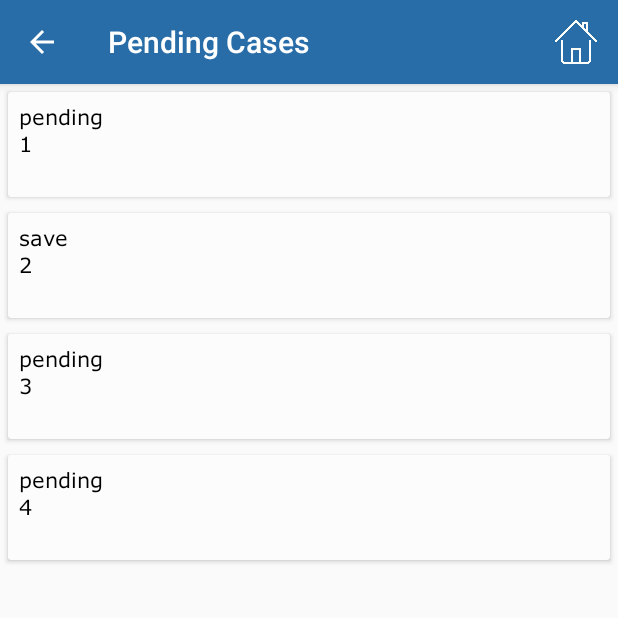
After one commit to cviacmob/InsuranceApp, an Android app: the PendingCasesActivity screen opened directly, with no data from a screen before it, on a phone screen of 412 x 824 dp, the top half of it. The commit adds this screen. Run offline under Robolectric (Android 15) with nearby library versions, the phone set to English and light mode, and no system bars.

Commit message:
pending list added

```diff
--- a/app/build.gradle
+++ b/app/build.gradle
@@ -29,6 +29,7 @@ dependencies {
     compile 'com.google.code.gson:gson:2.6.2'
     compile 'com.squareup.retrofit2:retrofit:2.0.0-beta4'
     compile 'com.squareup.okhttp3:okhttp:3.1.2'
+    compile 'com.michaelpardo:activeandroid:3.1.0-SNAPSHOT'
     compile 'com.android.support:cardview-v7:26.1.0'
     compile 'com.android.support:recyclerview-v7:26.1.0'
     androidTestImplementation 'com.android.support.test:runner:1.0.1'
--- a/app/src/main/java/com/insurance/insuranceapp/Activites/MainActivity.java
+++ b/app/src/main/java/com/insurance/insuranceapp/Activites/MainActivity.java
@@ -150,6 +150,12 @@ public class MainActivity extends AppCompatActivity
             @Override
             public boolean onChildClick(ExpandableListView parent, View v,
                                         int groupPosition, int childPosition, long id) {
+
+                if(groupPosition == 2 && childPosition == 0)
+                {
+                    Intent intent = new Intent(MainActivity.this, PendingCasesActivity.class);
+                    startActivity(intent);
+                }
 /*
                 if(groupPosition == 2 && childPosition == 5)
                 {
--- /dev/null
+++ b/app/src/main/java/com/insurance/insuranceapp/Activites/PendingCasesActivity.java
@@ -0,0 +1,64 @@
+package com.insurance.insuranceapp.Activites;
+
+import android.content.Intent;
+import android.support.v7.app.AppCompatActivity;
+import android.os.Bundle;
+import android.view.Menu;
+import android.view.MenuItem;
+import android.widget.Adapter;
+import android.widget.ListView;
+
+import com.insurance.insuranceapp.Adapters.PendingCasesAdapter;
+import com.insurance.insuranceapp.Datamodel.PendingInfo;
+import com.insurance.insuranceapp.R;
+
+import java.util.ArrayList;
+import java.util.List;
+
+public class PendingCasesActivity extends AppCompatActivity {
+    private ListView listView;
+    private PendingCasesAdapter pendingcaseAdapter;
+    private List<PendingInfo> pendingInfoList;
+    private PendingInfo pendingInfo;
+    @Override
+    protected void onCreate(Bundle savedInstanceState) {
+        super.onCreate(savedInstanceState);
+        setContentView(R.layout.activity_pending_cases);
+        getSupportActionBar().setDisplayHomeAsUpEnabled(true);
+        setTitle("Pending Cases");
+        listView = (ListView)findViewById(R.id.lab_list);
+        pendingInfoList =  getList();
+        pendingcaseAdapter = new PendingCasesAdapter(pendingInfoList,this.getApplication());
+        listView.setDivider(null);
+        listView.setAdapter(pendingcaseAdapter);
+
+
+    }
+
+
+    private List<PendingInfo> getList(){
+
+        pendingInfoList = new ArrayList<>();
+        pendingInfoList.add(new PendingInfo("1","pending"));
+        pendingInfoList.add(new PendingInfo("2","save"));
+        pendingInfoList.add(new PendingInfo("3","pending"));
+        pendingInfoList.add(new PendingInfo("4","pending"));
+        return pendingInfoList;
+    }
+    @Override
+    public boolean onCreateOptionsMenu(Menu menu) {
+        getMenuInflater().inflate(R.menu.main, menu);
+        return true;
+    }
+    @Override
+    public boolean onOptionsItemSelected(MenuItem item) {
+        int id = item.getItemId();
+        if (id == R.id.action_home) {
+            Intent in = new Intent(PendingCasesActivity.this,MainActivity.class);
+            startActivity(in);
+            return true;
+        }
+        onBackPressed();
+        return true;
+    }
+}
--- /dev/null
+++ b/app/src/main/java/com/insurance/insuranceapp/Adapters/PendingCasesAdapter.java
@@ -0,0 +1,72 @@
+package com.insurance.insuranceapp.Adapters;
+
+import android.content.Context;
+import android.view.LayoutInflater;
+import android.view.View;
+import android.view.ViewGroup;
+import android.widget.ArrayAdapter;
+import android.widget.TableLayout;
+import android.widget.TableRow;
+import android.widget.TextView;
+
+import com.insurance.insuranceapp.Datamodel.PendingInfo;
+import com.insurance.insuranceapp.R;
+
+import java.util.List;
+
+/**
+ * Created by Balaji on 4/14/2018.
+ */
+
+public class PendingCasesAdapter extends ArrayAdapter<PendingInfo> {
+
+    private List<PendingInfo> pendingInfoList;
+
+
+    private int lastPostion = -1;
+
+    Context mContext;
+
+    public PendingCasesAdapter(List<PendingInfo> objects, Context context) {
+        super(context, R.layout.layout_pending, objects);
+        pendingInfoList = objects;
+        mContext = context;
+    }
+
+    public static class ViewHolder {
+
+        public TextView txt_caseid,txt_type;
+
+    }
+
+
+    @Override
+    public View getView(int position, View convertView, ViewGroup parent) {
+        PendingInfo all = getItem(position);
+        View vw = convertView;
+        ViewHolder holder;
+
+        if (convertView == null) {
+
+            LayoutInflater inf = LayoutInflater.from(getContext());
+            vw = inf.inflate(R.layout.layout_pending, parent, false);
+            holder = new ViewHolder();
+            holder.txt_caseid = (TextView) vw.findViewById(R.id.txt_caseid);
+            holder.txt_type = (TextView) vw.findViewById(R.id.tx_casetype);
+
+
+            vw.setTag(holder);
+        } else {
+            holder = (ViewHolder) vw.getTag();
+        }
+
+
+        holder.txt_caseid.setText(all.getCaseId());
+        holder.txt_type.setText(all.getCaseType());
+
+
+        return vw;
+
+
+    }
+}
--- /dev/null
+++ b/app/src/main/java/com/insurance/insuranceapp/Datamodel/PendingInfo.java
@@ -0,0 +1,31 @@
+package com.insurance.insuranceapp.Datamodel;
+
+/**
+ * Created by Balaji on 4/14/2018.
+ */
+
+public class PendingInfo {
+    private String caseId;
+    private String caseType;
+
+    public PendingInfo(String caseId, String caseType) {
+        this.caseId = caseId;
+        this.caseType = caseType;
+    }
+
+    public String getCaseId() {
+        return caseId;
+    }
+
+    public void setCaseId(String caseId) {
+        this.caseId = caseId;
+    }
+
+    public String getCaseType() {
+        return caseType;
+    }
+
+    public void setCaseType(String caseType) {
+        this.caseType = caseType;
+    }
+}
--- /dev/null
+++ b/app/src/main/res/layout/activity_pending_cases.xml
@@ -0,0 +1,23 @@
+<?xml version="1.0" encoding="utf-8"?>
+<android.support.constraint.ConstraintLayout xmlns:android="http://schemas.android.com/apk/res/android"
+    xmlns:app="http://schemas.android.com/apk/res-auto"
+    xmlns:tools="http://schemas.android.com/tools"
+    android:layout_width="match_parent"
+    android:layout_height="match_parent"
+    tools:context="com.insurance.insuranceapp.Activites.PendingCasesActivity">
+    <LinearLayout
+        android:layout_width="match_parent"
+        android:layout_height="match_parent"
+        android:orientation="vertical">
+
+
+        <ListView
+            android:id="@+id/lab_list"
+            android:layout_width="match_parent"
+            android:layout_height="match_parent"
+            android:layout_alignParentEnd="true"
+            android:layout_alignParentRight="true"
+            android:layout_alignParentTop="true" />
+
+    </LinearLayout>
+</android.support.constraint.ConstraintLayout>
--- a/app/src/main/res/layout/activity_profile.xml
+++ b/app/src/main/res/layout/activity_profile.xml
@@ -31,6 +31,7 @@
                 android:layout_width="match_parent"
                 android:layout_height="wrap_content"
                 android:id="@+id/rel"
+
                 android:layout_marginLeft="5dp">
 
 
@@ -50,7 +51,7 @@
                     android:id="@+id/textView3"
                     android:layout_width="wrap_content"
                     android:layout_height="wrap_content"
-
+                    android:layout_marginTop="5dp"
                     android:layout_marginLeft="11dp"
                     android:layout_marginStart="11dp"
                     android:layout_toEndOf="@+id/imageView2"
--- /dev/null
+++ b/app/src/main/res/layout/layout_pending.xml
@@ -0,0 +1,60 @@
+<?xml version="1.0" encoding="utf-8"?>
+<LinearLayout xmlns:android="http://schemas.android.com/apk/res/android"
+    xmlns:card_view="http://schemas.android.com/apk/res-auto"
+    android:layout_width="match_parent"
+    android:layout_height="match_parent"
+    android:orientation="horizontal"
+    >
+
+    <android.support.v7.widget.CardView
+        android:id="@+id/card_view"
+        android:layout_width="fill_parent"
+        android:layout_height="70dp"
+        android:layout_gravity="center"
+        android:layout_margin="5dp"
+        card_view:cardCornerRadius="2dp"
+        card_view:contentPadding="7dp"
+        card_view:cardBackgroundColor="@color/backgroudcolor">
+
+        <RelativeLayout
+            android:id="@+id/liner"
+            android:layout_width="match_parent"
+            android:layout_height="match_parent"
+            android:orientation="horizontal">
+
+
+            <TextView
+                android:id="@+id/txt_caseid"
+                android:layout_width="wrap_content"
+                android:layout_height="wrap_content"
+                android:layout_alignParentLeft="true"
+                android:layout_alignParentStart="true"
+                android:layout_centerVertical="true"
+                android:fontFamily="@font/verdana"
+                android:text="Medication"
+                android:textColor="@color/Black"
+                android:textSize="14sp" />
+
+
+            <TextView
+                android:id="@+id/tx_casetype"
+                android:layout_width="wrap_content"
+                android:layout_height="wrap_content"
+                android:text="TextView"
+                android:fontFamily="@font/verdana"
+                android:textColor="@color/Black"
+                android:textSize="14sp"/>
+
+            <ImageView
+                android:id="@+id/arrow"
+                android:layout_width="wrap_content"
+                android:layout_height="wrap_content"
+                android:layout_alignParentEnd="true"
+                android:layout_alignParentRight="true"
+                android:layout_centerVertical="true"
+                card_view:srcCompat="@drawable/next" />
+        </RelativeLayout>
+
+    </android.support.v7.widget.CardView>
+
+</LinearLayout>
```
Also changed, not shown: app/src/main/AndroidManifest.xml (+18 -6 lines), app/src/main/java/com/insurance/insuranceapp/Datamodel/ProfileInfo.java (added, +215 -0 lines), app/src/main/res/layout/activity_login.xml (+16 -2 lines), app/src/main/res/drawable-v21/next.png (added).
